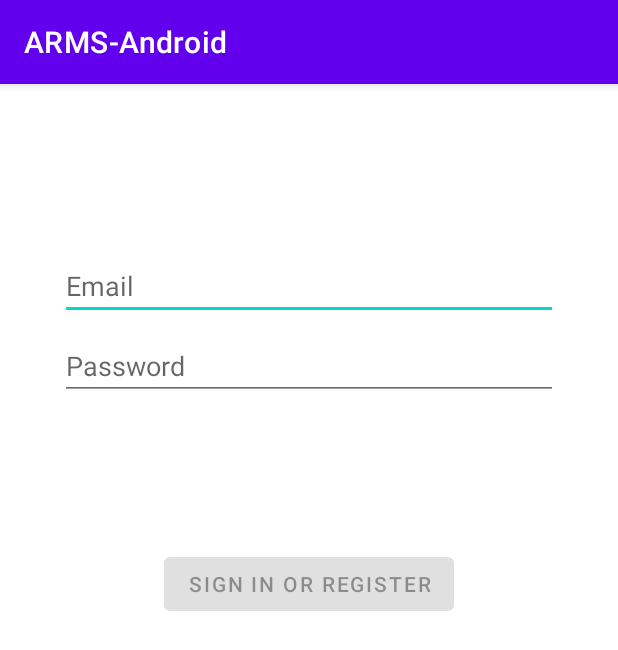
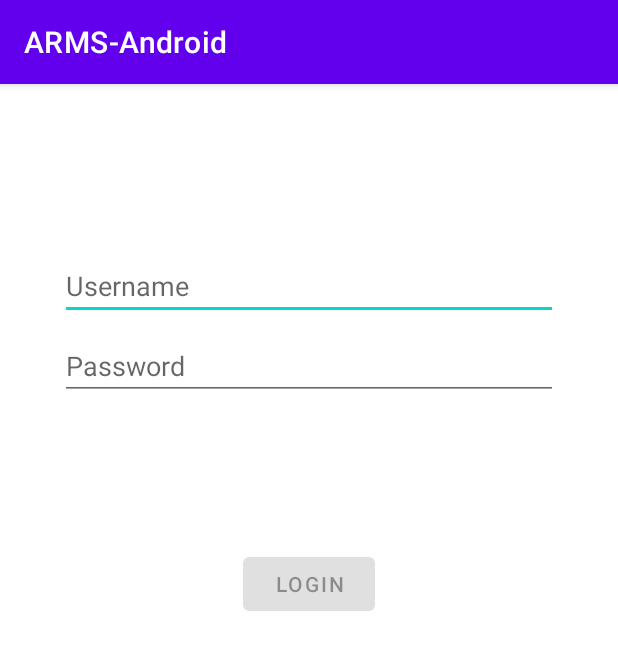
Before and after one commit to saadshahbaz/neueda-project, an Android app: the screen it shows after launch (LoginActivity), on a phone screen of 412 x 824 dp. Shown: the top 650 px of the screen. Run offline under Robolectric (Android 15) with nearby library versions, the phone set to English and light mode, and no system bars; libraries missing offline, so code that uses them is left out: com.loopj.android, cz.msebera.android.

Commit message:
untested connection to loginCustomer backend

```diff
--- a/ARMS-Android/app/src/main/java/ca/mcgill/ecse321/arms/ui/login/LoginActivity.java
+++ b/ARMS-Android/app/src/main/java/ca/mcgill/ecse321/arms/ui/login/LoginActivity.java
@@ -22,13 +22,22 @@ import android.widget.ProgressBar;
 import android.widget.TextView;
 import android.widget.Toast;
 
+import com.loopj.android.http.JsonHttpResponseHandler;
+import com.loopj.android.http.RequestParams;
+
+import org.json.JSONException;
+import org.json.JSONObject;
+
+import ca.mcgill.ecse321.arms.HttpUtils;
 import ca.mcgill.ecse321.arms.R;
 import ca.mcgill.ecse321.arms.ui.login.LoginViewModel;
 import ca.mcgill.ecse321.arms.ui.login.LoginViewModelFactory;
+import cz.msebera.android.httpclient.Header;
 
 public class LoginActivity extends AppCompatActivity {
 
     private LoginViewModel loginViewModel;
+    private String error;
 
     @Override
     public void onCreate(Bundle savedInstanceState) {
@@ -115,8 +124,10 @@ public class LoginActivity extends AppCompatActivity {
                 loadingProgressBar.setVisibility(View.VISIBLE);
                 loginViewModel.login(usernameEditText.getText().toString(),
                         passwordEditText.getText().toString());
+                loginCustomer(v);
             }
         });
+        refreshErrorMessage();
     }
 
     private void updateUiWithUser(LoggedInUserView model) {
@@ -128,4 +139,42 @@ public class LoginActivity extends AppCompatActivity {
     private void showLoginFailed(@StringRes Integer errorString) {
         Toast.makeText(getApplicationContext(), errorString, Toast.LENGTH_SHORT).show();
     }
+
+    private void refreshErrorMessage() {
+        // set the error message
+        TextView tvError = (TextView) findViewById(R.id.error);
+        tvError.setText(error);
+
+        if (error == null || error.length() == 0) {
+            tvError.setVisibility(View.GONE);
+        } else {
+            tvError.setVisibility(View.VISIBLE);
+        }
+    }
+
+    public void loginCustomer(View v) {
+        error = "";
+        final TextView tvUsername = (TextView) findViewById(R.id.username);
+        String username = tvUsername.getText().toString();
+        final TextView tvPassword = (TextView) findViewById(R.id.password);
+        String password = tvPassword.getText().toString();
+        HttpUtils.put("loginCustomer/?username=" + username + "&password=" + password, new RequestParams(), new JsonHttpResponseHandler() {
+            @Override
+            public void onSuccess(int statusCode, Header[] headers, JSONObject response) {
+                refreshErrorMessage();
+                tvUsername.setText("");
+                tvPassword.setText("");
+            }
+
+            @Override
+            public void onFailure(int statusCode, Header[] headers, Throwable throwable, JSONObject errorResponse) {
+                try {
+                    error += errorResponse.get("message").toString();
+                } catch (JSONException e) {
+                    error += e.getMessage();
+                }
+                refreshErrorMessage();
+            }
+        });
+    }
 }
--- a/ARMS-Android/app/src/main/res/layout/activity_login.xml
+++ b/ARMS-Android/app/src/main/res/layout/activity_login.xml
@@ -10,6 +10,18 @@
     android:paddingRight="@dimen/activity_horizontal_margin"
     android:paddingBottom="@dimen/activity_vertical_margin"
     tools:context=".ui.login.LoginActivity">
+
+    <TextView
+        android:id="@+id/error"
+        android:layout_width="wrap_content"
+        android:layout_height="wrap_content"
+        android:text=""
+        android:textColor="#FF0000"
+        android:visibility="gone"
+        app:layout_constraintBottom_toTopOf="@+id/login"
+        app:layout_constraintEnd_toEndOf="parent"
+        app:layout_constraintStart_toStartOf="parent"
+        app:layout_constraintTop_toBottomOf="@+id/password" />
 
     <EditText
         android:id="@+id/username"
--- a/ARMS-Android/app/src/main/res/values/strings.xml
+++ b/ARMS-Android/app/src/main/res/values/strings.xml
@@ -1,9 +1,9 @@
 <resources>
     <string name="app_name">ARMS-Android</string>
     <!-- Strings related to login -->
-    <string name="prompt_email">Email</string>
+    <string name="prompt_email">Username</string>
     <string name="prompt_password">Password</string>
-    <string name="action_sign_in">Sign in or register</string>
+    <string name="action_sign_in">Login</string>
     <string name="action_sign_in_short">Sign in</string>
     <string name="welcome">"Welcome !"</string>
     <string name="invalid_username">Not a valid username</string>
```
Also changed, not shown: ARMS-Android/app/src/main/java/ca/mcgill/ecse321/arms/HttpUtils.java (added, +48 -0 lines).
